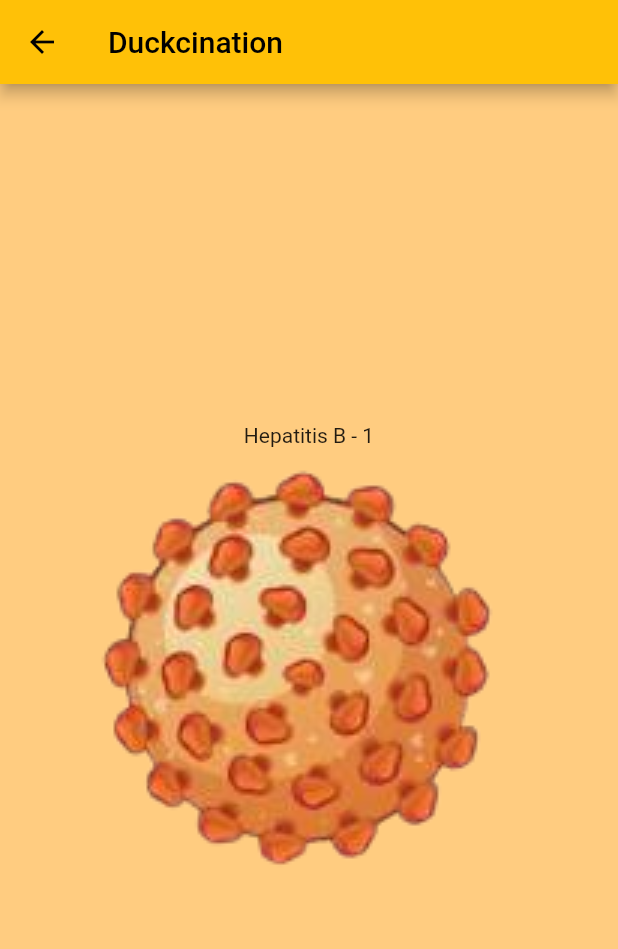
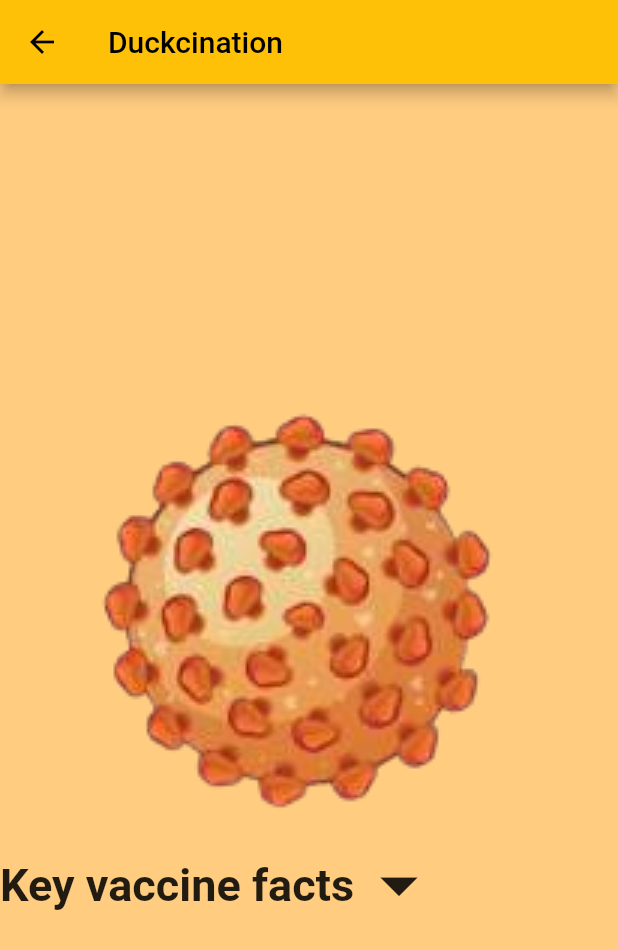
Before and after one commit to bjudob/duckcination, a Flutter app: the screen it shows after launch, after a tap on "Hepatitis B - 1", on a phone screen of 412 x 824 dp. Shown: the top 949 px of the screen. Run offline on Flutter 3.47's test engine with Material 2 defaults, Android fonts, the phone set to English and light mode, and no system bars; our stand-ins replace firebase_core, table_calendar; accounts and stored records are empty.

Commit message:
Show text - almost there

```diff
--- a/lib/models/child.dart
+++ b/lib/models/child.dart
@@ -1,3 +1,4 @@
+import 'package:duckcination/models/long_descriptions.dart';
 import 'package:duckcination/models/vaccine.dart';
 
 import '../ui/elements/vaccine_card.dart';
@@ -19,10 +20,18 @@ class Child{
 
   Child(this.name,this.birthDate, this.gender, this.age){
     vaccines=[
-      Vaccine('Hepatitis B - 1', 0,1,'img/hepatitis_b.png',VaccineStatus.todo),
-      Vaccine('Hepatitis B - 2', 2,3,'img/hepatitis_b.png',VaccineStatus.todo),
-      Vaccine('Rotavirus', 7,8,'img/rotavirus.png',VaccineStatus.todo),
-      Vaccine('Influenza', 11,12,'img/influenza.png',VaccineStatus.later),
+      Vaccine('Hepatitis B - 1', 0,1,'img/hepatitis_b.png',VaccineStatus.todo, [
+        Description("Key vaccine facts", hepatitis_key_facts)
+      ]),
+      Vaccine('Hepatitis B - 2', 2,3,'img/hepatitis_b.png',VaccineStatus.todo, [
+        Description("Key vaccine facts", hepatitis_key_facts)
+      ]),
+      Vaccine('Rotavirus', 7,8,'img/rotavirus.png',VaccineStatus.todo, [
+        Description("Key vaccine facts", hepatitis_key_facts)
+      ]),
+      Vaccine('Influenza', 11,12,'img/influenza.png',VaccineStatus.later, [
+        Description("Key vaccine facts", hepatitis_key_facts)
+      ]),
     ];
   }
 }
--- /dev/null
+++ b/lib/models/long_descriptions.dart
@@ -0,0 +1,13 @@
+String hepatitis_key_facts=
+"""
+The 6-in-1 vaccine is a combination vaccine that protects against six different diseases:
+diphtheria, tetanus, pertussis (whooping cough), poliomyelitis, hepatitis B, and
+Haemophilus influenzae type b (Hib) infection.
+
+It is given in a series of doses, typically starting at 2 months of age, with booster doses
+given at regular intervals until the child is fully immunized.
+
+The use of combined vaccines offers a number of potential benefits, including a reduction
+in the number of patient visits, reduced complications associated with multiple
+intramuscular injections
+""";
--- a/lib/models/vaccine.dart
+++ b/lib/models/vaccine.dart
@@ -2,6 +2,13 @@ enum VaccineStatus {
   done,
   todo,
   later
+}
+
+class Description {
+  String title;
+  String content;
+
+  Description(this.title, this.content){}
 }
 
 class Vaccine{
@@ -12,9 +19,10 @@ class Vaccine{
   String image;
   VaccineStatus vaccineStatus;
   bool isDone=false;
+  List<Description> descriptions;
 
 
-  Vaccine(this.name,this.ageMin,this.ageMax,this.image,this.vaccineStatus){
+  Vaccine(this.name,this.ageMin,this.ageMax,this.image,this.vaccineStatus, this.descriptions){
     ageRecommendation='$ageMin-$ageMax years old';
   }
 }
--- /dev/null
+++ b/lib/ui/elements/show_text.dart
@@ -0,0 +1,37 @@
+import 'package:duckcination/models/vaccine.dart';
+import 'package:flutter/cupertino.dart';
+import 'package:flutter/material.dart';
+
+class ShowText extends StatefulWidget {
+  const ShowText({Key? key, required this.description}) : super(key: key);
+  final Description description;
+  @override
+  State<ShowText> createState() => _ShowTextState();
+}
+
+class _ShowTextState extends State<ShowText> {
+  bool visible=false;
+
+  @override
+  Widget build(BuildContext context) {
+    return Container(
+        child: Column(
+          children: [
+            Row(children: [
+              Text(
+                widget.description.title,
+                style: TextStyle(fontSize: 30, fontWeight: FontWeight.bold),
+              ),
+              Icon(Icons.arrow_drop_down_outlined, size: 60),
+              Divider(
+                color: Colors.red,
+              ),
+            ]),
+            Visibility(
+              visible: visible,
+                child: Text(widget.description.content)
+            )
+          ],
+        ));
+  }
+}
--- a/lib/ui/screens/vaccine_screen.dart
+++ b/lib/ui/screens/vaccine_screen.dart
@@ -4,6 +4,7 @@ import 'package:flutter/cupertino.dart';
 import 'package:flutter/material.dart';
 
 import '../../models/vaccine.dart';
+import '../elements/show_text.dart';
 import '../elements/vaccine_card.dart';
 
 class VaccineScreen extends StatefulWidget {
@@ -16,9 +17,18 @@ class VaccineScreen extends StatefulWidget {
 
 class _VaccineScreenState extends State<VaccineScreen> {
 
+  Widget getDescriptionWidgets(){
+    List<Description> descriptions=widget.vaccine.descriptions;
+    List<Widget> list = [];
+    for(var i = 0; i < descriptions.length; i++){
+      list.add(ShowText(description: descriptions[i]));
+    }
+    return new Row(children: list);
+  }
+
   @override
   Widget build(BuildContext context) {
-    Child child=DuckProvider().getChild();
+    Child child = DuckProvider().getChild();
     return Scaffold(
       appBar: AppBar(
         title: const Text('Duckcination'),
@@ -28,7 +38,6 @@ class _VaccineScreenState extends State<VaccineScreen> {
         child: SingleChildScrollView(
             child: Column(
           children: [
-            Text( widget.vaccine.name),
             Hero(
               tag: widget.vaccine.name!,
               child: Material(
@@ -43,6 +52,7 @@ class _VaccineScreenState extends State<VaccineScreen> {
                 ),
               ),
             ),
+            getDescriptionWidgets(),
           ],
         )),
       ), // This trailing comma makes auto-formatting nicer for build methods.
```
